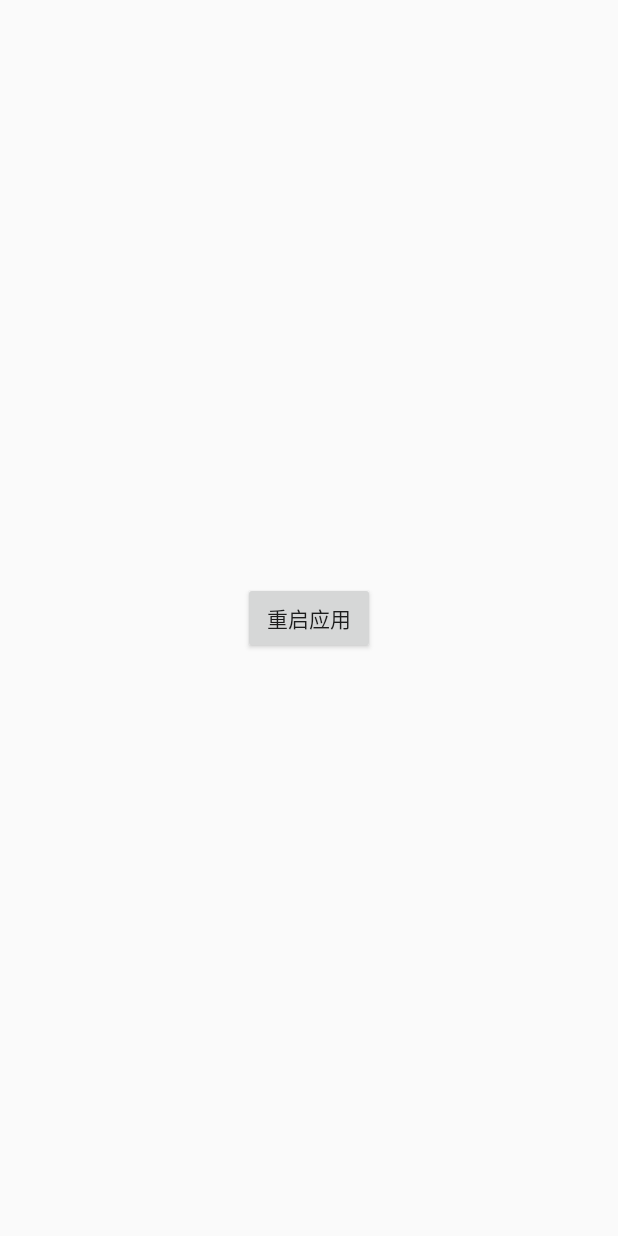
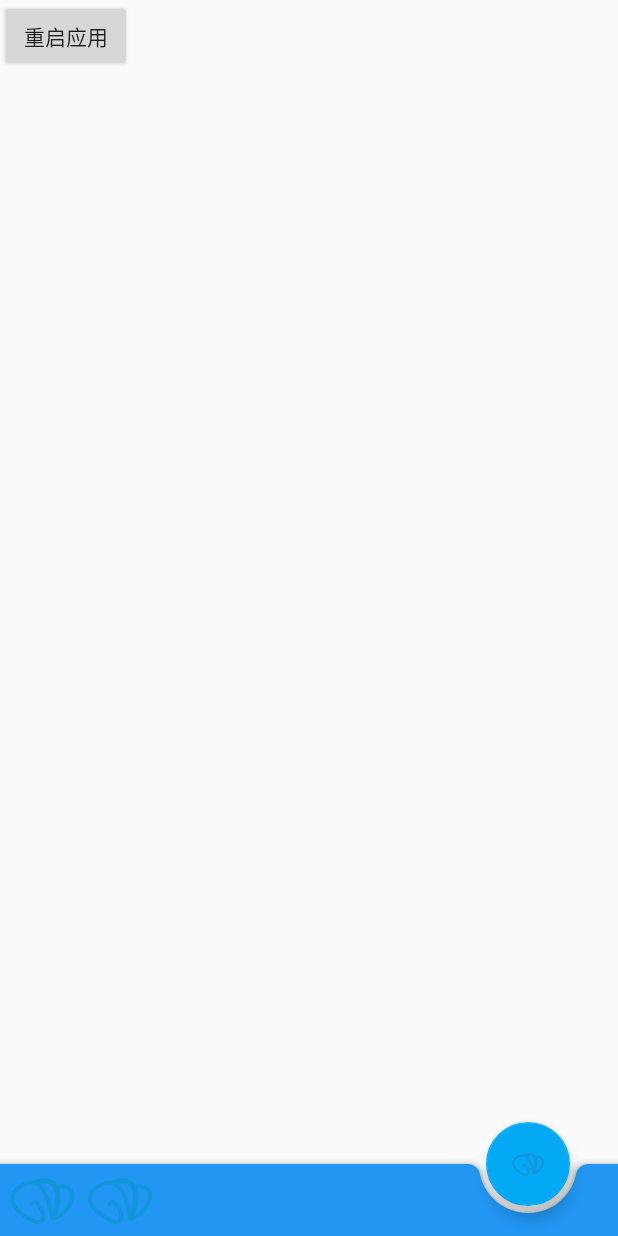
Before and after one commit to SerenadeHL/ShellAccount, an Android app: the MainActivity screen opened directly, with no data from a screen before it, on a phone screen of 412 x 824 dp. Run offline under Robolectric (Android 15) with nearby library versions, the phone set to English and light mode, and no system bars.

Commit message:
material

```diff
--- a/app/src/main/AndroidManifest.xml
+++ b/app/src/main/AndroidManifest.xml
@@ -7,13 +7,12 @@
         android:allowBackup="true"
         android:icon="@mipmap/ic_launcher"
         android:label="@string/app_name"
-
         android:supportsRtl="true"
         android:theme="@style/AppTheme">
 
-        <activity android:name=".MainActivity" />
+        <activity android:name=".ui.MainActivity" />
 
-        <activity android:name=".SplashActivity">
+        <activity android:name=".ui.SplashActivity">
             <intent-filter>
                 <action android:name="android.intent.action.MAIN" />
 
--- a/app/src/main/java/me/serenadehl/shellaccount/base/BaseActivity.kt
+++ b/app/src/main/java/me/serenadehl/shellaccount/base/BaseActivity.kt
@@ -3,9 +3,12 @@ package me.serenadehl.shellaccount.base
 import android.graphics.Color
 import android.os.Build
 import android.os.Bundle
-import android.support.v4.widget.DrawerLayout
-import android.support.v7.app.AppCompatActivity
 import android.view.*
+import androidx.appcompat.app.AppCompatActivity
+import androidx.core.content.ContextCompat
+import androidx.drawerlayout.widget.DrawerLayout
+import me.serenadehl.shellaccount.R
+import me.serenadehl.shellaccount.extensions.setNavigationBarColor
 
 abstract class BaseActivity : AppCompatActivity() {
     lateinit var mRootView: View
@@ -16,6 +19,7 @@ abstract class BaseActivity : AppCompatActivity() {
         supportRequestWindowFeature(Window.FEATURE_NO_TITLE)
         mRootView = LayoutInflater.from(this).inflate(layout(), null)
         setContentView(mRootView)
+        setNavigationBarColor(ContextCompat.getColor(this, R.color.colorPrimary))
         onActivityCreated()
     }
 
@@ -44,6 +48,8 @@ abstract class BaseActivity : AppCompatActivity() {
 
     /**
      * 设置StatusBar透明
+     *
+     * @param darkFont 是否使用深色状态栏字体
      */
     fun setTranslucentStatus(darkFont: Boolean) {
         if (Build.VERSION.SDK_INT >= Build.VERSION_CODES.LOLLIPOP) {
@@ -67,6 +73,7 @@ abstract class BaseActivity : AppCompatActivity() {
      * 设置状态栏颜色
      *
      * @param color 颜色
+     * @param darkFont 是否使用深色状态栏字体
      */
     fun setStatusBarColor(color: Int, darkFont: Boolean) {
         setTranslucentStatus(darkFont)
@@ -83,7 +90,6 @@ abstract class BaseActivity : AppCompatActivity() {
     /**
      * 创建view替换StatusBar
      *
-     * @param activity
      * @param contentLayout
      * @param color
      */
--- a/app/src/main/java/me/serenadehl/shellaccount/base/BaseFragment.kt
+++ b/app/src/main/java/me/serenadehl/shellaccount/base/BaseFragment.kt
@@ -1,10 +1,10 @@
 package me.serenadehl.shellaccount.base
 
 import android.os.Bundle
-import android.support.v4.app.Fragment
 import android.view.LayoutInflater
 import android.view.View
 import android.view.ViewGroup
+import androidx.fragment.app.Fragment
 
 /**
  * 作者：Serenade
--- a/app/src/main/java/me/serenadehl/shellaccount/MainActivity.kt
+++ b/app/src/main/java/me/serenadehl/shellaccount/ui/MainActivity.kt
@@ -1,5 +1,6 @@
-package me.serenadehl.shellaccount
+package me.serenadehl.shellaccount.ui
 
+import me.serenadehl.shellaccount.R
 import me.serenadehl.shellaccount.base.BaseActivity
 
 class MainActivity : BaseActivity() {
--- a/app/src/main/java/me/serenadehl/shellaccount/SplashActivity.kt
+++ b/app/src/main/java/me/serenadehl/shellaccount/ui/SplashActivity.kt
@@ -1,6 +1,6 @@
-package me.serenadehl.shellaccount
+package me.serenadehl.shellaccount.ui
 
-import android.graphics.Color
+import me.serenadehl.shellaccount.R
 import me.serenadehl.shellaccount.base.BaseActivity
 
 class SplashActivity : BaseActivity() {
@@ -8,6 +8,6 @@ class SplashActivity : BaseActivity() {
     override fun layout() = R.layout.activity_splash
 
     override fun onActivityCreated() {
-        setStatusBarColor(Color.RED,true)
+
     }
 }
--- a/app/src/main/res/layout/activity_main.xml
+++ b/app/src/main/res/layout/activity_main.xml
@@ -1,19 +1,35 @@
 <?xml version="1.0" encoding="utf-8"?>
-<android.support.constraint.ConstraintLayout xmlns:android="http://schemas.android.com/apk/res/android"
+<androidx.coordinatorlayout.widget.CoordinatorLayout xmlns:android="http://schemas.android.com/apk/res/android"
     xmlns:app="http://schemas.android.com/apk/res-auto"
     xmlns:tools="http://schemas.android.com/tools"
     android:layout_width="match_parent"
     android:layout_height="match_parent"
-    tools:context=".MainActivity">
+    tools:context=".ui.MainActivity">
 
     <Button
+        android:id="@+id/reboot_btn"
         android:layout_width="wrap_content"
         android:layout_height="wrap_content"
-        android:text="重启应用"
-        android:id="@+id/reboot_btn"
-        app:layout_constraintBottom_toBottomOf="parent"
-        app:layout_constraintLeft_toLeftOf="parent"
-        app:layout_constraintRight_toRightOf="parent"
-        app:layout_constraintTop_toTopOf="parent" />
+        android:text="重启应用" />
 
-</android.support.constraint.ConstraintLayout>
+    <com.google.android.material.bottomappbar.BottomAppBar
+        android:id="@+id/bar"
+        android:layout_width="match_parent"
+        android:layout_height="wrap_content"
+        android:layout_gravity="bottom"
+        app:backgroundTint="@color/colorPrimary"
+        app:fabAlignmentMode="end"
+        app:logo="@mipmap/ic_launcher"
+        app:logoDescription="啊的"
+        app:navigationIcon="@mipmap/ic_launcher"
+        app:title="测试一下" />
+
+    <com.google.android.material.floatingactionbutton.FloatingActionButton
+        android:id="@+id/fab"
+        android:src="@mipmap/ic_launcher"
+        android:layout_width="wrap_content"
+        android:layout_height="wrap_content"
+        app:fabSize="normal"
+        app:layout_anchor="@id/bar" />
+
+</androidx.coordinatorlayout.widget.CoordinatorLayout>
--- a/app/src/main/res/layout/activity_splash.xml
+++ b/app/src/main/res/layout/activity_splash.xml
@@ -1,10 +1,10 @@
 <?xml version="1.0" encoding="utf-8"?>
-<android.support.v4.widget.DrawerLayout xmlns:android="http://schemas.android.com/apk/res/android"
+<androidx.drawerlayout.widget.DrawerLayout xmlns:android="http://schemas.android.com/apk/res/android"
     xmlns:app="http://schemas.android.com/apk/res-auto"
     xmlns:tools="http://schemas.android.com/tools"
     android:layout_width="match_parent"
     android:layout_height="match_parent"
-    tools:context=".SplashActivity">
+    tools:context=".ui.SplashActivity">
 
     <android.support.constraint.ConstraintLayout
         android:layout_width="match_parent"
@@ -29,4 +29,4 @@
         android:gravity="center"
         android:text="测试"
         android:textSize="20sp" />
-</android.support.v4.widget.DrawerLayout>
+</androidx.drawerlayout.widget.DrawerLayout>
--- a/app/src/main/res/values/colors.xml
+++ b/app/src/main/res/values/colors.xml
@@ -1,6 +1,11 @@
 <?xml version="1.0" encoding="utf-8"?>
 <resources>
-    <color name="colorPrimary">#3F51B5</color>
-    <color name="colorPrimaryDark">#303F9F</color>
-    <color name="colorAccent">#FF4081</color>
+    <color name="colorPrimary">#2196F3</color>
+    <color name="colorPrimaryDark">#1976D2</color>
+    <color name="colorPrimaryLight">#BBDEFB</color>
+    <color name="colorAccent">#03A9F4</color>
+    <color name="colorPrimaryText">#212121</color>
+    <color name="colorSecondaryText">#757575</color>
+    <color name="colorDivider">#BDBDBD</color>
+    <color name="colorTextIcons">#FFFFFF</color>
 </resources>
```
Also changed, not shown: app/build.gradle (+5 -3 lines), app/src/main/java/me/serenadehl/shellaccount/extensions/Extensions.kt (+12 -17 lines).
